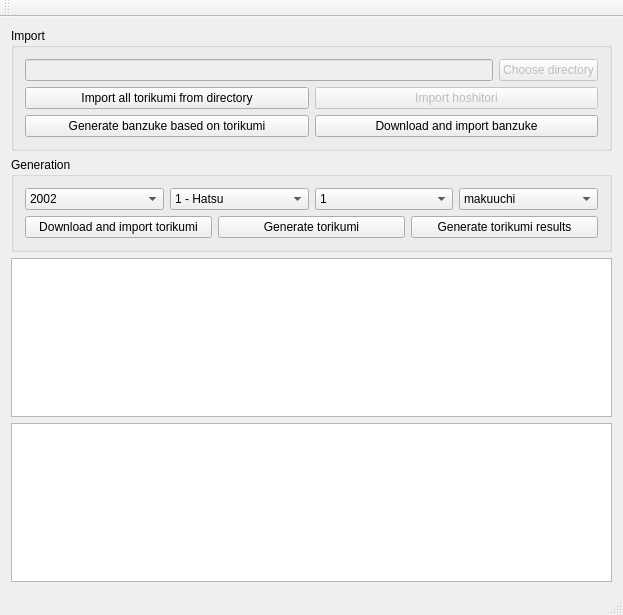
Before: the Qt Designer form mainwindow.ui in akdtg/ozumo, drawn with Qt 5.
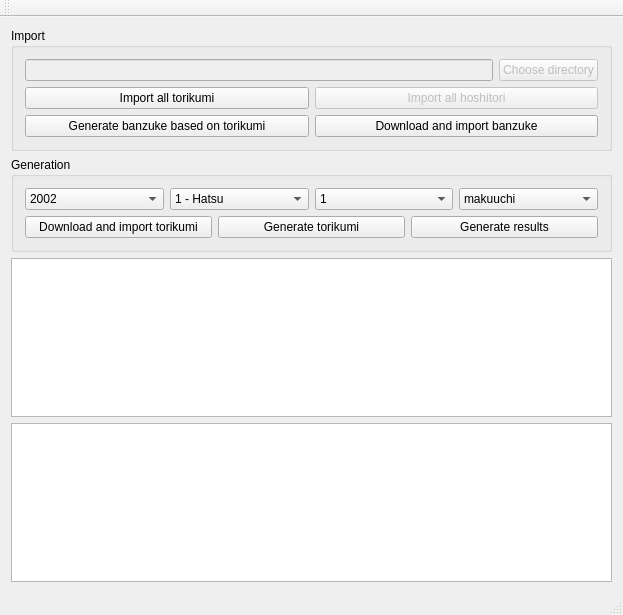
After: the same form once the commit is applied.

Commit message: rename buttons

Diff of the .ui file:
```diff
--- a/mainwindow.ui
+++ b/mainwindow.ui
@@ -50,7 +50,7 @@
          <item>
           <widget class="QPushButton" name="pushButton_importAllTorikumi">
            <property name="text">
-            <string>Import all torikumi from directory</string>
+            <string>Import all torikumi</string>
            </property>
           </widget>
          </item>
@@ -60,7 +60,7 @@
             <bool>false</bool>
            </property>
            <property name="text">
-            <string>Import hoshitori</string>
+            <string>Import all hoshitori</string>
            </property>
           </widget>
          </item>
@@ -328,7 +328,7 @@
          <item>
           <widget class="QPushButton" name="pushButton_generateTorikumiResults">
            <property name="text">
-            <string>Generate torikumi results</string>
+            <string>Generate results</string>
            </property>
           </widget>
          </item>
```
